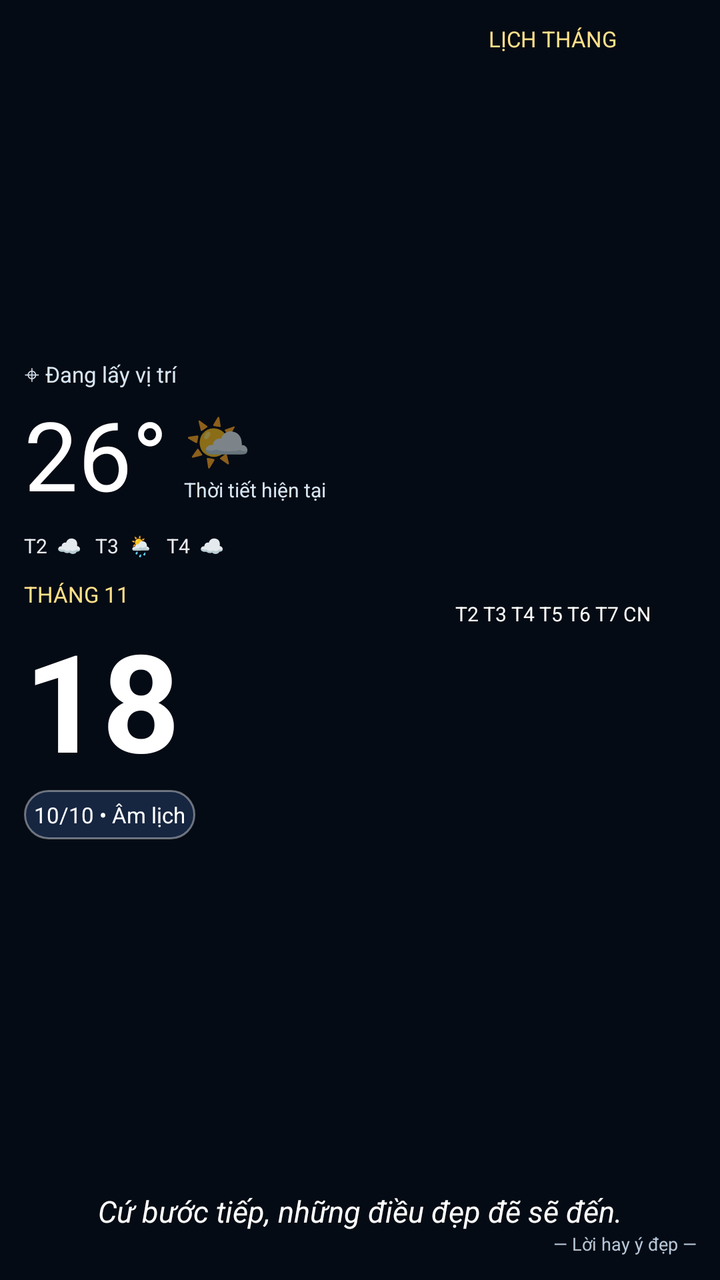
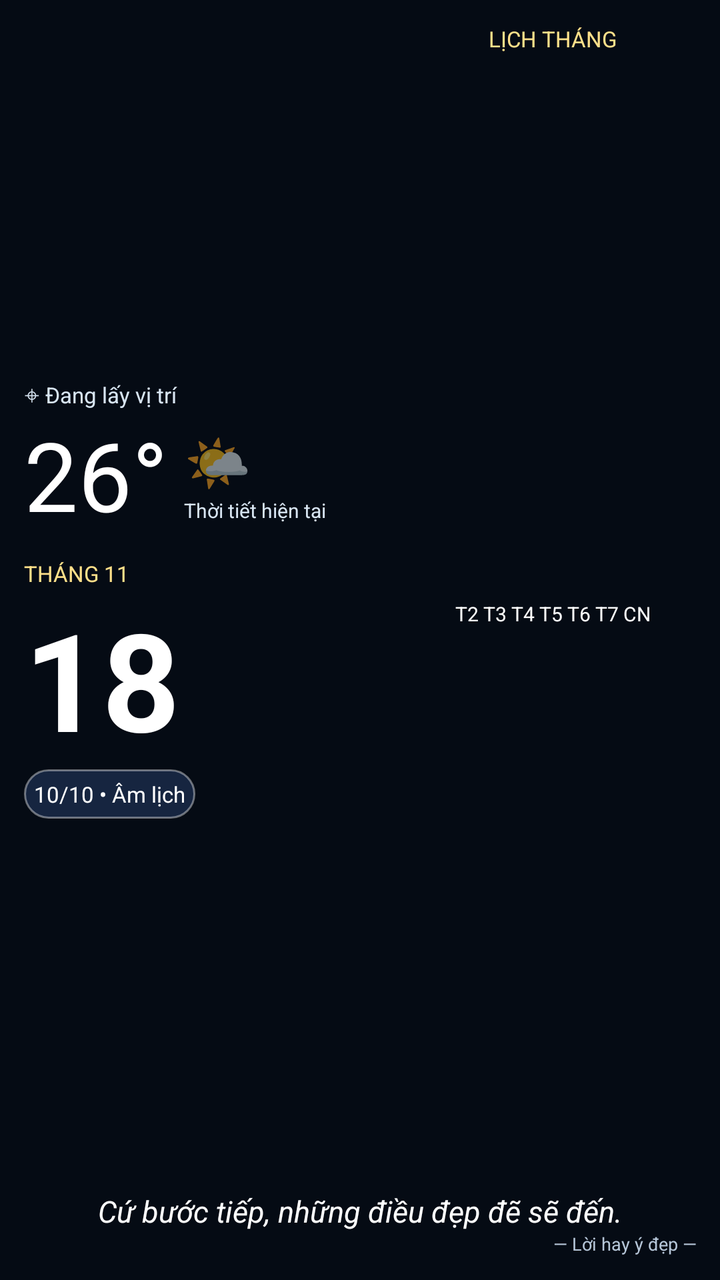

Screens rendered from an Android XML layout before and after an edit, with the pre-edit source and the edit as a unified diff.
<!-- AndroidManifest.xml: application theme android:Theme.Material.Light.NoActionBar -->
<!-- res/layout/widget_minimal.xml -->
<LinearLayout xmlns:android="http://schemas.android.com/apk/res/android"
    android:id="@+id/widget_root" android:layout_width="match_parent"
    android:layout_height="match_parent" android:orientation="vertical"
    android:padding="12dp" android:background="#FF050B14">
    <LinearLayout android:layout_width="match_parent" android:layout_height="0dp"
        android:layout_weight="1" android:orientation="horizontal">
        <LinearLayout android:layout_width="0dp" android:layout_height="match_parent"
            android:layout_weight="1.12" android:orientation="vertical"
            android:gravity="center_vertical" android:paddingEnd="8dp">
            <TextView android:id="@+id/min_location" android:layout_width="match_parent"
                android:layout_height="wrap_content" android:text="⌖ Đang lấy vị trí"
                android:textColor="#FFD8E5F2" android:textSize="11sp"/>
            <LinearLayout android:layout_width="match_parent" android:layout_height="wrap_content"
                android:orientation="horizontal" android:gravity="center_vertical">
                <TextView android:id="@+id/min_temp" android:layout_width="wrap_content"
                    android:layout_height="wrap_content" android:text="26°"
                    android:textColor="#FFFFFFFF" android:textSize="48sp" android:textStyle="normal"/>
                <LinearLayout android:layout_width="wrap_content" android:layout_height="wrap_content"
                    android:orientation="vertical" android:layout_marginStart="8dp">
                    <TextView android:id="@+id/min_icon" android:layout_width="wrap_content"
                        android:layout_height="wrap_content" android:text="🌤️" android:textSize="27sp"/>
                    <TextView android:id="@+id/min_desc" android:layout_width="wrap_content"
                        android:layout_height="wrap_content" android:text="Thời tiết hiện tại"
                        android:textColor="#FFD8E5F2" android:textSize="10sp"/>
                </LinearLayout>
            </LinearLayout>
            <TextView android:id="@+id/min_forecast" android:layout_width="match_parent"
                android:layout_height="wrap_content" android:layout_marginTop="7dp"
                android:text="T2  ☁   T3  🌦   T4  ☁"
                android:textColor="#FFE8EAF0" android:textSize="10sp"/>
            <TextView android:id="@+id/min_month_title" android:layout_width="match_parent"
                android:layout_height="wrap_content" android:layout_marginTop="10dp"
                android:text="THÁNG 11" android:textColor="#FFFFE08A" android:textSize="11sp"/>
            <TextView android:id="@+id/min_big_day" android:layout_width="match_parent"
                android:layout_height="wrap_content" android:text="18"
                android:textColor="#FFFFFFFF" android:textSize="68sp" android:textStyle="bold"/>
            <TextView android:id="@+id/min_lunar" android:layout_width="wrap_content"
                android:layout_height="wrap_content" android:padding="5dp"
                android:background="@drawable/widget_panel_bg" android:text="10/10 • Âm lịch"
                android:textColor="#FFFFFFFF" android:textSize="11sp"/>
        </LinearLayout>
        <LinearLayout android:layout_width="0dp" android:layout_height="match_parent"
            android:layout_weight="0.88" android:orientation="vertical" android:paddingStart="5dp">
            <TextView android:id="@+id/min_calendar_title" android:layout_width="match_parent"
                android:layout_height="wrap_content" android:gravity="center"
                android:text="LỊCH THÁNG" android:textColor="#FFFFE08A" android:textSize="11sp"/>
            <TextView android:id="@+id/min_calendar" android:layout_width="match_parent"
                android:layout_height="match_parent" android:gravity="center"
                android:text="T2 T3 T4 T5 T6 T7 CN"
                android:textColor="#FFFFFFFF" android:textSize="10sp"
                android:lineSpacingExtra="3dp"/>
        </LinearLayout>
    </LinearLayout>
    <TextView android:id="@+id/min_phrase" android:layout_width="match_parent"
        android:layout_height="wrap_content" android:gravity="center"
        android:paddingTop="8dp" android:text="Cứ bước tiếp, những điều đẹp đẽ sẽ đến."
        android:textColor="#FFFFFFFF" android:textSize="15sp" android:textStyle="italic"/>
    <TextView android:id="@+id/min_quote_author" android:layout_width="match_parent"
        android:layout_height="wrap_content" android:gravity="end"
        android:text="— Lời hay ý đẹp —" android:textColor="#FFB6C6D8" android:textSize="9sp"/>
</LinearLayout>
<!-- resources referenced by this layout -->
<resources>
  <!-- drawable widget_panel_bg (drawable) -->
  <shape xmlns:android="http://schemas.android.com/apk/res/android">
      <corners android:radius="16dp"/>
      <solid android:color="#553A5B9A"/>
      <stroke android:width="1dp" android:color="#66FFFFFF"/>
  </shape>
</resources>

<!-- the commit's change to res/layout/widget_minimal.xml (unified diff, before → after) -->
@@ -1,61 +1,24 @@
-<LinearLayout xmlns:android="http://schemas.android.com/apk/res/android"
-    android:id="@+id/widget_root" android:layout_width="match_parent"
-    android:layout_height="match_parent" android:orientation="vertical"
-    android:padding="12dp" android:background="#FF050B14">
-    <LinearLayout android:layout_width="match_parent" android:layout_height="0dp"
-        android:layout_weight="1" android:orientation="horizontal">
-        <LinearLayout android:layout_width="0dp" android:layout_height="match_parent"
-            android:layout_weight="1.12" android:orientation="vertical"
-            android:gravity="center_vertical" android:paddingEnd="8dp">
-            <TextView android:id="@+id/min_location" android:layout_width="match_parent"
-                android:layout_height="wrap_content" android:text="⌖ Đang lấy vị trí"
-                android:textColor="#FFD8E5F2" android:textSize="11sp"/>
-            <LinearLayout android:layout_width="match_parent" android:layout_height="wrap_content"
-                android:orientation="horizontal" android:gravity="center_vertical">
-                <TextView android:id="@+id/min_temp" android:layout_width="wrap_content"
-                    android:layout_height="wrap_content" android:text="26°"
-                    android:textColor="#FFFFFFFF" android:textSize="48sp" android:textStyle="normal"/>
-                <LinearLayout android:layout_width="wrap_content" android:layout_height="wrap_content"
-                    android:orientation="vertical" android:layout_marginStart="8dp">
-                    <TextView android:id="@+id/min_icon" android:layout_width="wrap_content"
-                        android:layout_height="wrap_content" android:text="🌤️" android:textSize="27sp"/>
-                    <TextView android:id="@+id/min_desc" android:layout_width="wrap_content"
-                        android:layout_height="wrap_content" android:text="Thời tiết hiện tại"
-                        android:textColor="#FFD8E5F2" android:textSize="10sp"/>
+<?xml version='1.0' encoding='utf-8'?>
+<LinearLayout xmlns:ns0="http://schemas.android.com/apk/res/android" ns0:id="@+id/widget_root" ns0:layout_width="match_parent" ns0:layout_height="match_parent" ns0:orientation="vertical" ns0:padding="12dp" ns0:background="#FF050B14">
+    <LinearLayout ns0:layout_width="match_parent" ns0:layout_height="0dp" ns0:layout_weight="1" ns0:orientation="horizontal">
+        <LinearLayout ns0:layout_width="0dp" ns0:layout_height="match_parent" ns0:layout_weight="1.12" ns0:orientation="vertical" ns0:gravity="center_vertical" ns0:paddingEnd="8dp">
+            <TextView ns0:id="@+id/min_location" ns0:layout_width="match_parent" ns0:layout_height="wrap_content" ns0:text="⌖ Đang lấy vị trí" ns0:textColor="#FFD8E5F2" ns0:textSize="11sp" />
+            <LinearLayout ns0:layout_width="match_parent" ns0:layout_height="wrap_content" ns0:orientation="horizontal" ns0:gravity="center_vertical">
+                <TextView ns0:id="@+id/min_temp" ns0:layout_width="wrap_content" ns0:layout_height="wrap_content" ns0:text="26°" ns0:textColor="#FFFFFFFF" ns0:textSize="48sp" ns0:textStyle="normal" />
+                <LinearLayout ns0:layout_width="wrap_content" ns0:layout_height="wrap_content" ns0:orientation="vertical" ns0:layout_marginStart="8dp">
+                    <TextView ns0:id="@+id/min_icon" ns0:layout_width="wrap_content" ns0:layout_height="wrap_content" ns0:text="🌤️" ns0:textSize="27sp" />
+                    <TextView ns0:id="@+id/min_desc" ns0:layout_width="wrap_content" ns0:layout_height="wrap_content" ns0:text="Thời tiết hiện tại" ns0:textColor="#FFD8E5F2" ns0:textSize="10sp" />
                 </LinearLayout>
             </LinearLayout>
-            <TextView android:id="@+id/min_forecast" android:layout_width="match_parent"
-                android:layout_height="wrap_content" android:layout_marginTop="7dp"
-                android:text="T2  ☁   T3  🌦   T4  ☁"
-                android:textColor="#FFE8EAF0" android:textSize="10sp"/>
-            <TextView android:id="@+id/min_month_title" android:layout_width="match_parent"
-                android:layout_height="wrap_content" android:layout_marginTop="10dp"
-                android:text="THÁNG 11" android:textColor="#FFFFE08A" android:textSize="11sp"/>
-            <TextView android:id="@+id/min_big_day" android:layout_width="match_parent"
-                android:layout_height="wrap_content" android:text="18"
-                android:textColor="#FFFFFFFF" android:textSize="68sp" android:textStyle="bold"/>
-            <TextView android:id="@+id/min_lunar" android:layout_width="wrap_content"
-                android:layout_height="wrap_content" android:padding="5dp"
-                android:background="@drawable/widget_panel_bg" android:text="10/10 • Âm lịch"
-                android:textColor="#FFFFFFFF" android:textSize="11sp"/>
+            <TextView ns0:id="@+id/min_month_title" ns0:layout_width="match_parent" ns0:layout_height="wrap_content" ns0:layout_marginTop="10dp" ns0:text="THÁNG 11" ns0:textColor="#FFFFE08A" ns0:textSize="11sp" />
+            <TextView ns0:id="@+id/min_big_day" ns0:layout_width="match_parent" ns0:layout_height="wrap_content" ns0:text="18" ns0:textColor="#FFFFFFFF" ns0:textSize="68sp" ns0:textStyle="bold" />
+            <TextView ns0:id="@+id/min_lunar" ns0:layout_width="wrap_content" ns0:layout_height="wrap_content" ns0:padding="5dp" ns0:background="@drawable/widget_panel_bg" ns0:text="10/10 • Âm lịch" ns0:textColor="#FFFFFFFF" ns0:textSize="11sp" />
         </LinearLayout>
-        <LinearLayout android:layout_width="0dp" android:layout_height="match_parent"
-            android:layout_weight="0.88" android:orientation="vertical" android:paddingStart="5dp">
-            <TextView android:id="@+id/min_calendar_title" android:layout_width="match_parent"
-                android:layout_height="wrap_content" android:gravity="center"
-                android:text="LỊCH THÁNG" android:textColor="#FFFFE08A" android:textSize="11sp"/>
-            <TextView android:id="@+id/min_calendar" android:layout_width="match_parent"
-                android:layout_height="match_parent" android:gravity="center"
-                android:text="T2 T3 T4 T5 T6 T7 CN"
-                android:textColor="#FFFFFFFF" android:textSize="10sp"
-                android:lineSpacingExtra="3dp"/>
+        <LinearLayout ns0:layout_width="0dp" ns0:layout_height="match_parent" ns0:layout_weight="0.88" ns0:orientation="vertical" ns0:paddingStart="5dp">
+            <TextView ns0:id="@+id/min_calendar_title" ns0:layout_width="match_parent" ns0:layout_height="wrap_content" ns0:gravity="center" ns0:text="LỊCH THÁNG" ns0:textColor="#FFFFE08A" ns0:textSize="11sp" />
+            <TextView ns0:id="@+id/min_calendar" ns0:layout_width="match_parent" ns0:layout_height="match_parent" ns0:gravity="center" ns0:text="T2 T3 T4 T5 T6 T7 CN" ns0:textColor="#FFFFFFFF" ns0:textSize="10sp" ns0:lineSpacingExtra="3dp" />
         </LinearLayout>
     </LinearLayout>
-    <TextView android:id="@+id/min_phrase" android:layout_width="match_parent"
-        android:layout_height="wrap_content" android:gravity="center"
-        android:paddingTop="8dp" android:text="Cứ bước tiếp, những điều đẹp đẽ sẽ đến."
-        android:textColor="#FFFFFFFF" android:textSize="15sp" android:textStyle="italic"/>
-    <TextView android:id="@+id/min_quote_author" android:layout_width="match_parent"
-        android:layout_height="wrap_content" android:gravity="end"
-        android:text="— Lời hay ý đẹp —" android:textColor="#FFB6C6D8" android:textSize="9sp"/>
+    <TextView ns0:id="@+id/min_phrase" ns0:layout_width="match_parent" ns0:layout_height="wrap_content" ns0:gravity="center" ns0:paddingTop="8dp" ns0:text="Cứ bước tiếp, những điều đẹp đẽ sẽ đến." ns0:textColor="#FFFFFFFF" ns0:textSize="15sp" ns0:textStyle="italic" />
+    <TextView ns0:id="@+id/min_quote_author" ns0:layout_width="match_parent" ns0:layout_height="wrap_content" ns0:gravity="end" ns0:text="— Lời hay ý đẹp —" ns0:textColor="#FFB6C6D8" ns0:textSize="9sp" />
 </LinearLayout>
